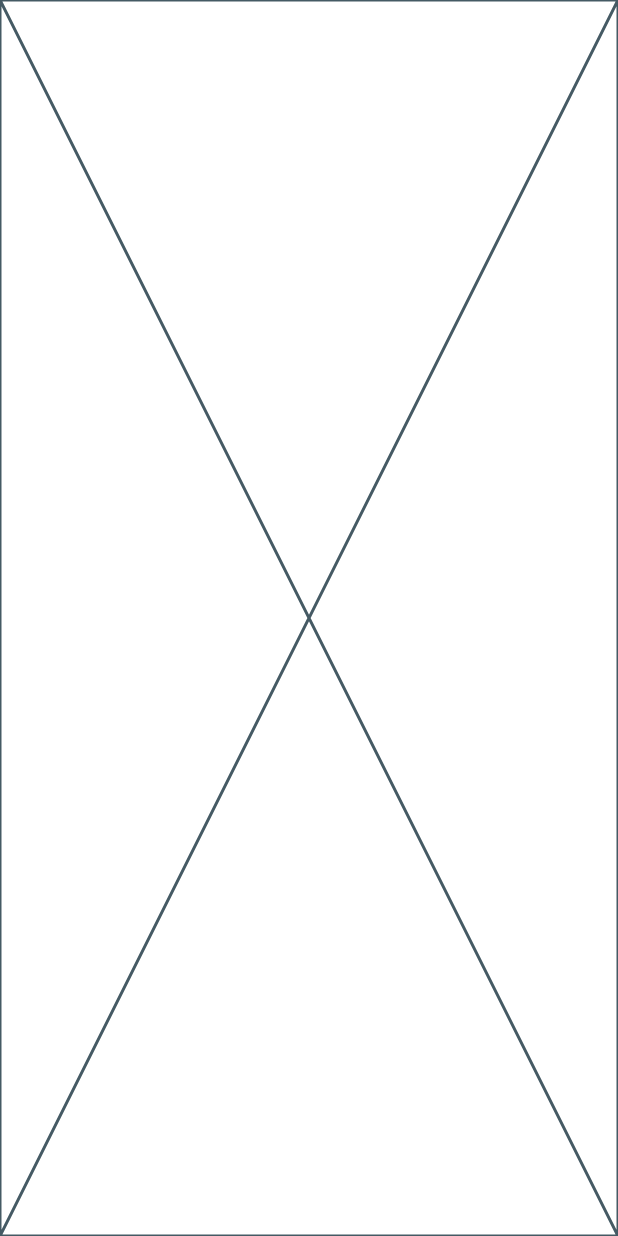
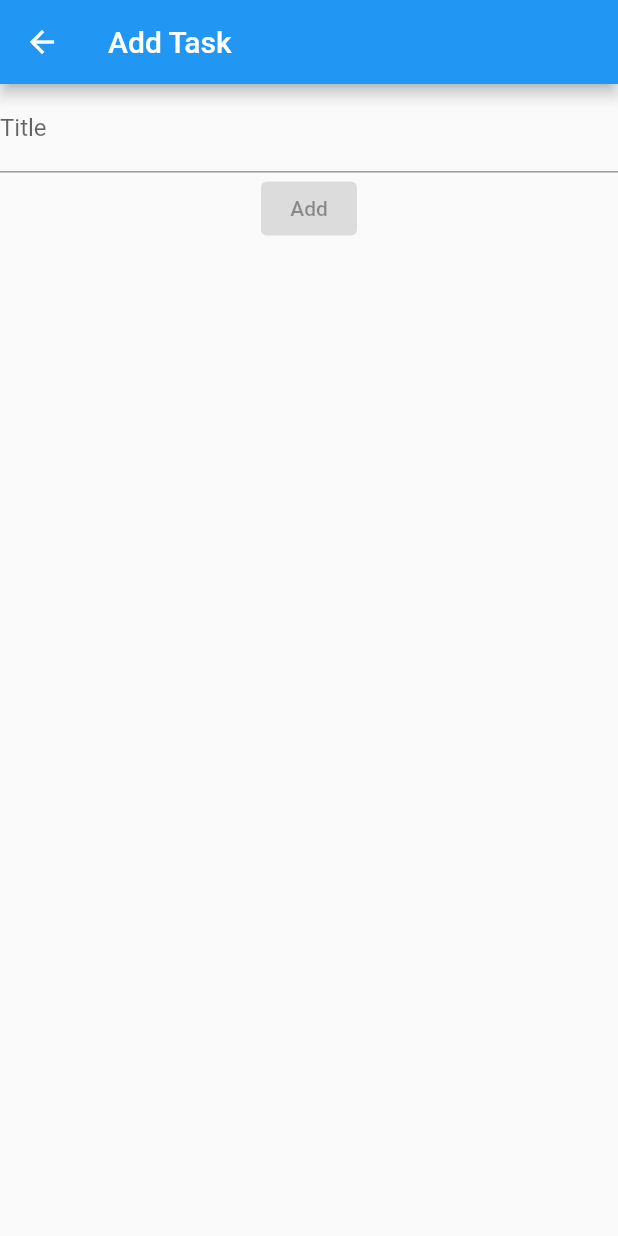
Before and after one commit to burhanrashid52/ipotato_timer, a Flutter app: the screen it shows after launch, after a tap on the "add" icon, on a phone screen of 412 x 824 dp. Run offline on Flutter 3.47's test engine with Material 2 defaults, Android fonts, the phone set to English and light mode, and no system bars; our stand-ins replace drift; accounts and stored records are empty; generated files the repository leaves out were written again.

Commit message:
Testing task insertion in drift

```diff
--- a/lib/add_task.dart
+++ b/lib/add_task.dart
@@ -1,10 +1,41 @@
 import 'package:flutter/material.dart';
+import 'package:ipotato_timer/main.dart';
+
+import 'data/local_data_source.dart';
 
 class AddTaskPage extends StatelessWidget {
-  const AddTaskPage({Key? key}) : super(key: key);
+  AddTaskPage({Key? key}) : super(key: key);
+
+  final textController = TextEditingController();
 
   @override
   Widget build(BuildContext context) {
-    return const Placeholder();
+    return Scaffold(
+      appBar: AppBar(title: const Text('Add Task')),
+      body: Column(
+        children: [
+          TextField(
+            controller: textController,
+            decoration: const InputDecoration(
+              labelText: 'Title',
+            ),
+          ),
+          ListenableBuilder(
+            listenable: textController,
+            builder: (context, _) => ElevatedButton(
+              onPressed: textController.text.isEmpty
+                  ? null
+                  : () {
+                      localDataSource.addTask(
+                        Task(title: textController.text),
+                      );
+                      Navigator.pop(context);
+                    },
+              child: const Text('Add'),
+            ),
+          )
+        ],
+      ),
+    );
   }
 }
--- a/lib/data/local_data_source.dart
+++ b/lib/data/local_data_source.dart
@@ -1,3 +1,4 @@
+import 'package:drift/drift.dart';
 import 'package:ipotato_timer/data/drift_tables.dart';
 
 class LocalDataSource {
@@ -19,10 +20,9 @@ class LocalDataSource {
   }
 
   Future<int> addTask(Task task) {
-    final taskTable = TaskTable(
-      id: 0,
+    final taskTable = TasksCompanion.insert(
       title: task.title,
-      description: task.description,
+      description: Value(task.description),
       duration: 0,
     );
     return _db.into(_db.tasks).insert(taskTable);
@@ -40,6 +40,6 @@ class Task {
 
   Task({
     required this.title,
-    required this.description,
+    this.description,
   });
 }
--- a/lib/main.dart
+++ b/lib/main.dart
@@ -60,7 +60,7 @@ class HomePage extends StatelessWidget {
           Navigator.push(
             context,
             MaterialPageRoute(
-              builder: (context) => const AddTaskPage(),
+              builder: (context) => AddTaskPage(),
             ),
           );
         },
```
